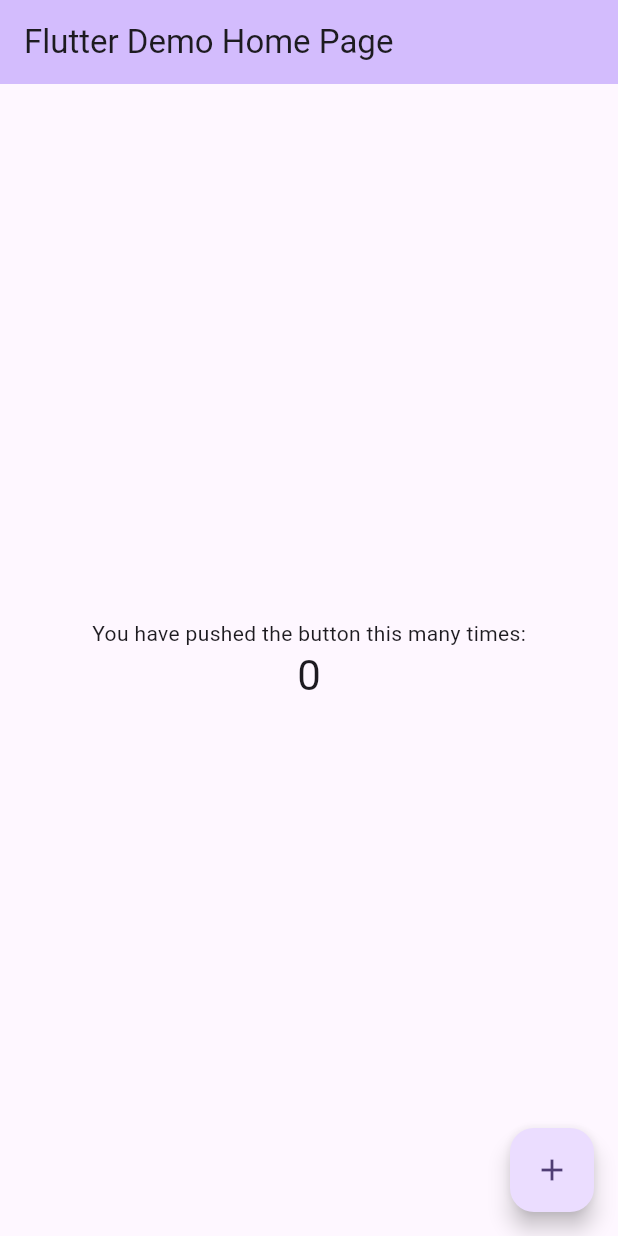
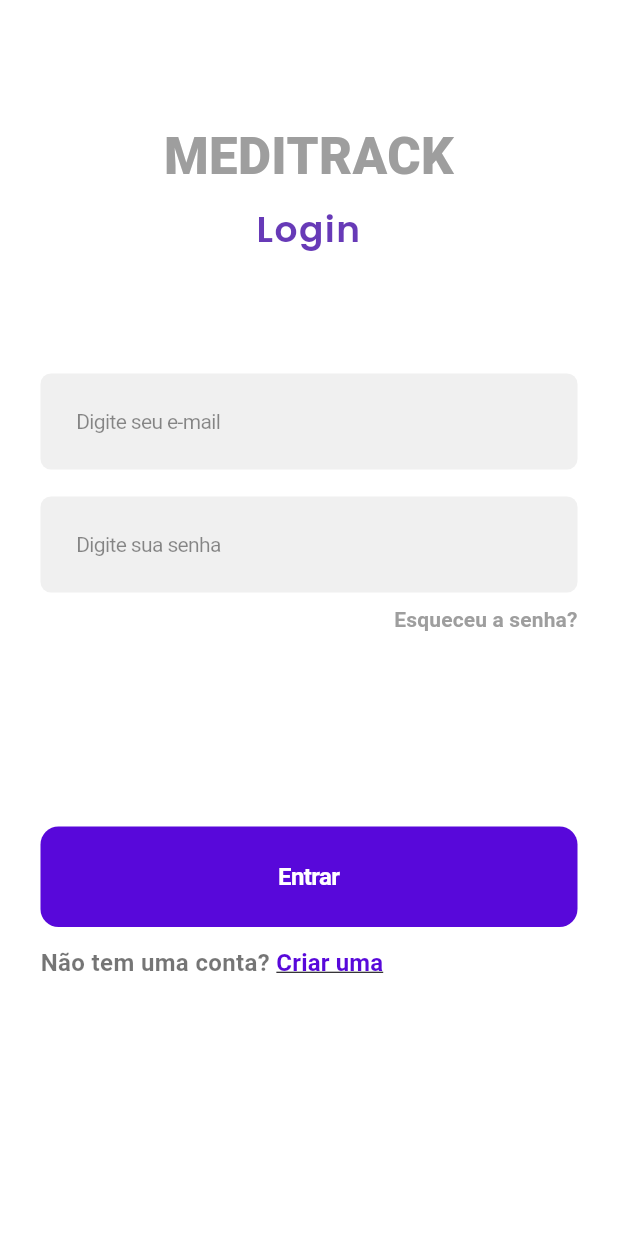
Before and after one commit to Lpaifer/flutter-meditrack, a Flutter app: the screen it shows after launch, on a phone screen of 412 x 824 dp. Run offline on Flutter 3.47's test engine with Material 3 defaults, Android fonts, the light colour scheme and no system bars; our stand-ins replace google_fonts.

Commit message:
login_page

```diff
--- /dev/null
+++ b/flutter_application_meditrack/lib/login_page.dart
@@ -0,0 +1,162 @@
+import 'package:flutter/material.dart';
+import 'package:flutter/cupertino.dart';
+import 'package:google_fonts/google_fonts.dart';
+
+class LoginPage extends StatelessWidget {
+  const LoginPage({super.key});
+
+  @override
+  Widget build(BuildContext context) {
+    final bottomInset = MediaQuery.of(context).viewInsets.bottom; // teclado
+
+    return Scaffold(
+      backgroundColor: Colors.white,
+      resizeToAvoidBottomInset: true,
+      body: SafeArea(
+        child: SingleChildScrollView(
+          padding: EdgeInsets.fromLTRB(27, 32, 27, 16 + bottomInset),
+          child: Column(
+            mainAxisAlignment: MainAxisAlignment.center,
+            children: [
+              const SizedBox(height: 48),
+              // Título e subtítulo
+              const Text(
+                "MEDITRACK",
+                textAlign: TextAlign.center,
+                style: TextStyle(
+                  color: Colors.grey,
+                  fontSize: 34,
+                  fontWeight: FontWeight.w800,
+                ),
+              ),
+              const SizedBox(height: 6),
+              Text(
+                "Login",
+                textAlign: TextAlign.center,
+                style: GoogleFonts.poppins(
+                  fontSize: 24,
+                  fontWeight: FontWeight.w600,
+                  letterSpacing: 1,
+                  color: Colors.deepPurple,
+                ),
+              ),
+              const SizedBox(height: 80),
+              // Inputs
+              const CupertinoTextField(
+                cursorColor: Color.fromARGB(255, 0, 0, 0),
+                padding: EdgeInsets.all(24),
+                placeholder: "Digite seu e-mail",
+                placeholderStyle: TextStyle(color: Colors.black45, fontSize: 14),
+                style: TextStyle(color: Colors.black87, fontSize: 14),
+                decoration: BoxDecoration(
+                  color: Color(0x0F000000),
+                  borderRadius: BorderRadius.all(Radius.circular(7)),
+                ),
+              ),
+              const SizedBox(height: 18),
+              const CupertinoTextField(
+                cursorColor: Color.fromARGB(255, 0, 0, 0),
+                padding: EdgeInsets.all(24),
+                placeholder: "Digite sua senha",
+                placeholderStyle: TextStyle(color: Colors.black45, fontSize: 14),
+                style: TextStyle(color: Colors.black87, fontSize: 14),
+                obscureText: true,
+                decoration: BoxDecoration(
+                  color: Color(0x0F000000),
+                  borderRadius: BorderRadius.all(Radius.circular(7)),
+                ),
+              ),
+              const SizedBox(height: 8),
+              Align(
+                alignment: Alignment.centerRight,
+                child: TextButton(
+                  style: TextButton.styleFrom(
+                    padding: EdgeInsets.zero,
+                    minimumSize: const Size(0, 0),
+                    tapTargetSize: MaterialTapTargetSize.shrinkWrap,
+                  ),
+                  onPressed: () {},
+                  child: const Text(
+                    "Esqueceu a senha?",
+                    style: TextStyle(
+                      color: Colors.grey,
+                      fontSize: 14,
+                      fontWeight: FontWeight.w600,
+                    ),
+                  ),
+                ),
+              ),
+              const SizedBox(height: 128),
+              // Botão Entrar
+              SizedBox(
+                width: double.infinity,
+                child: CupertinoButton(
+                  padding: const EdgeInsets.all(24),
+                  color: const Color(0xFF5808DA),
+                  onPressed: () {},
+                  child: const Text(
+                    "Entrar",
+                    style: TextStyle(
+                      color: Colors.white,
+                      fontSize: 16,
+                      fontWeight: FontWeight.w600,
+                    ),
+                  ),
+                ),
+              ),
+              const SizedBox(height: 12),
+
+              // Link Criar conta
+              Row(
+                mainAxisAlignment: MainAxisAlignment.start,
+                children: [
+                  const Text(
+                    "Não tem uma conta? ",
+                    style: TextStyle(
+                      color: Colors.black54,
+                      fontSize: 16,
+                      fontWeight: FontWeight.w600,
+                    ),
+                  ),
+                  TextButton(
+                    style: TextButton.styleFrom(
+                      padding: EdgeInsets.zero,
+                      minimumSize: const Size(0, 0),
+                      tapTargetSize: MaterialTapTargetSize.shrinkWrap,
+                    ),
+                    onPressed: () {
+                      // use pushNamed se preferir rotas nomeadas
+                      Navigator.of(context).push(
+                        MaterialPageRoute(builder: (_) => const RegisterPage()),
+                      );
+                    },
+                    child: const Text(
+                      "Criar uma",
+                      style: TextStyle(
+                        color: Color(0xFF5808DA),
+                        fontSize: 16,
+                        fontWeight: FontWeight.w700,
+                        decoration: TextDecoration.underline,
+                      ),
+                    ),
+                  ),
+                ],
+              ),
+            ],
+          ),
+        ),
+      ),
+    );
+  }
+}
+
+// Tela de registro placeholder
+class RegisterPage extends StatelessWidget {
+  const RegisterPage({super.key});
+  @override
+  Widget build(BuildContext context) {
+    return const Scaffold(
+      body: Center(child: Text('Register Page')),
+    );
+  }
+}
--- a/flutter_application_meditrack/lib/main.dart
+++ b/flutter_application_meditrack/lib/main.dart
@@ -1,4 +1,5 @@
 import 'package:flutter/material.dart';
+import 'package:flutter_application_meditrack/login_page.dart';
 
 void main() {
   runApp(const MyApp());
@@ -7,116 +8,16 @@ void main() {
 class MyApp extends StatelessWidget {
   const MyApp({super.key});
 
-  // This widget is the root of your application.
   @override
   Widget build(BuildContext context) {
     return MaterialApp(
-      title: 'Flutter Demo',
+      debugShowCheckedModeBanner: false,
+      title: 'Login Page',
       theme: ThemeData(
-        // This is the theme of your application.
-        //
-        // TRY THIS: Try running your application with "flutter run". You'll see
-        // the application has a purple toolbar. Then, without quitting the app,
-        // try changing the seedColor in the colorScheme below to Colors.green
-        // and then invoke "hot reload" (save your changes or press the "hot
-        // reload" button in a Flutter-supported IDE, or press "r" if you used
-        // the command line to start the app).
-        //
-        // Notice that the counter didn't reset back to zero; the application
-        // state is not lost during the reload. To reset the state, use hot
-        // restart instead.
-        //
-        // This works for code too, not just values: Most code changes can be
-        // tested with just a hot reload.
         colorScheme: ColorScheme.fromSeed(seedColor: Colors.deepPurple),
+        useMaterial3: true,
       ),
-      home: const MyHomePage(title: 'Flutter Demo Home Page'),
+      home: const LoginPage(),
     );
   }
 }
-
-class MyHomePage extends StatefulWidget {
-  const MyHomePage({super.key, required this.title});
-
-  // This widget is the home page of your application. It is stateful, meaning
-  // that it has a State object (defined below) that contains fields that affect
-  // how it looks.
-
-  // This class is the configuration for the state. It holds the values (in this
-  // case the title) provided by the parent (in this case the App widget) and
-  // used by the build method of the State. Fields in a Widget subclass are
-  // always marked "final".
-
-  final String title;
-
-  @override
-  State<MyHomePage> createState() => _MyHomePageState();
-}
-
-class _MyHomePageState extends State<MyHomePage> {
-  int _counter = 0;
-
-  void _incrementCounter() {
-    setState(() {
-      // This call to setState tells the Flutter framework that something has
-      // changed in this State, which causes it to rerun the build method below
-      // so that the display can reflect the updated values. If we changed
-      // _counter without calling setState(), then the build method would not be
-      // called again, and so nothing would appear to happen.
-      _counter++;
-    });
-  }
-
-  @override
-  Widget build(BuildContext context) {
-    // This method is rerun every time setState is called, for instance as done
-    // by the _incrementCounter method above.
-    //
-    // The Flutter framework has been optimized to make rerunning build methods
-    // fast, so that you can just rebuild anything that needs updating rather
-    // than having to individually change instances of widgets.
-    return Scaffold(
-      appBar: AppBar(
-        // TRY THIS: Try changing the color here to a specific color (to
-        // Colors.amber, perhaps?) and trigger a hot reload to see the AppBar
-        // change color while the other colors stay the same.
-        backgroundColor: Theme.of(context).colorScheme.inversePrimary,
-        // Here we take the value from the MyHomePage object that was created by
-        // the App.build method, and use it to set our appbar title.
-        title: Text(widget.title),
-      ),
-      body: Center(
-        // Center is a layout widget. It takes a single child and positions it
-        // in the middle of the parent.
-        child: Column(
-          // Column is also a layout widget. It takes a list of children and
-          // arranges them vertically. By default, it sizes itself to fit its
-          // children horizontally, and tries to be as tall as its parent.
-          //
-          // Column has various properties to control how it sizes itself and
-          // how it positions its children. Here we use mainAxisAlignment to
-          // center the children vertically; the main axis here is the vertical
-          // axis because Columns are vertical (the cross axis would be
-          // horizontal).
-          //
-          // TRY THIS: Invoke "debug painting" (choose the "Toggle Debug Paint"
-          // action in the IDE, or press "p" in the console), to see the
-          // wireframe for each widget.
-          mainAxisAlignment: MainAxisAlignment.center,
-          children: <Widget>[
-            const Text('You have pushed the button this many times:'),
-            Text(
-              '$_counter',
-              style: Theme.of(context).textTheme.headlineMedium,
-            ),
-          ],
-        ),
-      ),
-      floatingActionButton: FloatingActionButton(
-        onPressed: _incrementCounter,
-        tooltip: 'Increment',
-        child: const Icon(Icons.add),
-      ), // This trailing comma makes auto-formatting nicer for build methods.
-    );
-  }
-}
--- a/flutter_application_meditrack/pubspec.yaml
+++ b/flutter_application_meditrack/pubspec.yaml
@@ -28,6 +28,7 @@ environment:
 # the latest version available on pub.dev. To see which dependencies have newer
 # versions available, run `flutter pub outdated`.
 dependencies:
+  google_fonts: ^6.2.1
   flutter:
     sdk: flutter
 
```
Also changed, not shown: flutter_application_meditrack/pubspec.lock, 1 other file.
